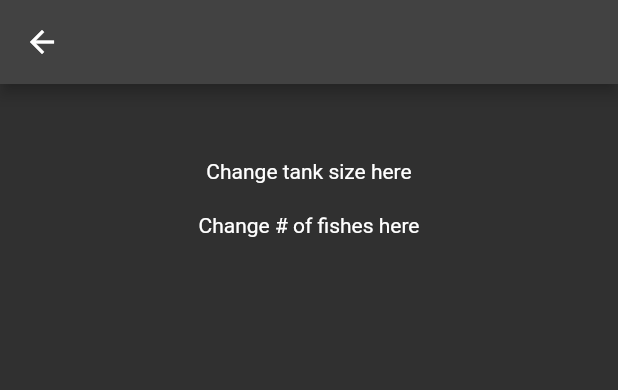
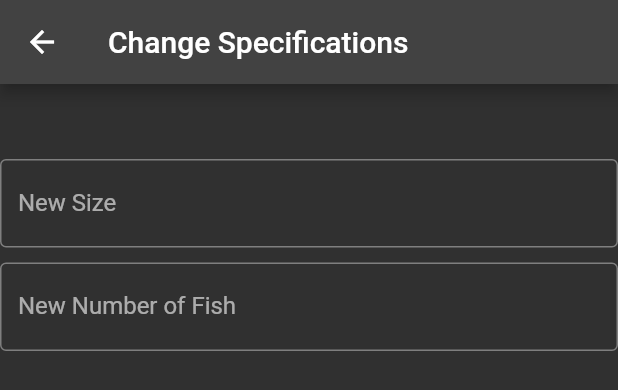
Before and after one commit to minht4/tuneafish, a Flutter app: the SettingsScreen widget shown alone on an empty page, opened directly, after a tap on "Change Tank Specifications", on a phone screen of 412 x 824 dp. Shown: the top 390 px of the screen. Run offline on Flutter 3.47's test engine with Material 2 defaults, Android fonts, the phone set to English and light mode, and no system bars; our stand-ins replace cloud_firestore, firebase_core, get; accounts and stored records are empty.

Commit message:
updated settings & specs

```diff
--- a/lib/views/change_specs.dart
+++ b/lib/views/change_specs.dart
@@ -11,14 +11,26 @@ class _SpecsScreenState extends State<SpecsScreen> {
   @override
   Widget build(BuildContext context) {
     return Scaffold(
-      appBar: AppBar(title: const Text(''),),
+      appBar: AppBar(title: const Text('Change Specifications'),),
       body: Center(
         child: Column(
-          children:  const <Widget>[
+          children: const <Widget>[
             SizedBox(height: 50),
-            Text('Change tank size here'),
-            SizedBox(height: 20),
-            Text('Change # of fishes here'),
+            TextField(
+              obscureText: true,
+              decoration: InputDecoration(
+                border: OutlineInputBorder(),
+                labelText: 'New Size'
+              )
+            ),
+            SizedBox(height: 10),
+            TextField(
+                obscureText: true,
+                decoration: InputDecoration(
+                    border: OutlineInputBorder(),
+                    labelText: 'New Number of Fish'
+                )
+            )
           ],
         ),
       ),
--- a/lib/views/settings.dart
+++ b/lib/views/settings.dart
@@ -1,4 +1,6 @@
 import 'package:flutter/material.dart';
+import 'package:get/get.dart';
+import 'package:getxtest/views/change_specs.dart';
 
 import 'change_specs.dart';
 
@@ -10,24 +12,52 @@ class SettingsScreen extends StatefulWidget {
 }
 
 class _SettingsScreenState extends State<SettingsScreen> {
+  int tankSize = 10;
+  int numFish = 2;
+
   @override
   Widget build(BuildContext context) {
     return Column(
       children: <Widget>[
-        const SizedBox(height: 10),
+        const SizedBox(height: 20),
         const Text(
-          "Settings",
+          'Settings',
           style: TextStyle(
             fontSize: 30,
           ),
         ),
         const SizedBox(height: 20),
+        Padding(
+          padding: const EdgeInsets.fromLTRB(32,0,0,0),
+          child: Row(
+            children: <Widget>[
+              Text(
+                'Tank Size: $tankSize',
+                style: const TextStyle(
+                  fontSize: 20
+                ),
+              )
+            ],
+          ),
+        ),
+        const SizedBox(height: 10),
+        Padding(
+          padding: const EdgeInsets.fromLTRB(32,0,0,0),
+          child: Row(
+            children: <Widget>[
+              Text(
+                'Number of Fish: $numFish',
+                style: const TextStyle(
+                    fontSize: 20
+                ),
+              )
+            ],
+          ),
+        ),
+        const SizedBox(height: 10),
         FloatingActionButton.extended(
             onPressed: () {
-              Navigator.push(
-                  context,
-                  MaterialPageRoute(builder: (context) => const SpecsScreen()),
-              );
+              Get.to(() => const SpecsScreen());
             },
             label: const Text('Change Tank Specifications')
         )
--- a/lib/views/specs.dart
+++ /dev/null
@@ -1,27 +0,0 @@
-import 'package:flutter/material.dart';
-
-class SpecsScreen extends StatefulWidget {
-  const SpecsScreen({Key? key}) : super(key: key);
-
-  @override
-  _SpecsScreenState createState() => _SpecsScreenState();
-}
-
-class _SpecsScreenState extends State<SpecsScreen> {
-  @override
-  Widget build(BuildContext context) {
-    return Scaffold(
-      appBar: AppBar(title: const Text('Change Specifications')),
-      body: Center(
-        child: Column(
-          children:  const <Widget>[
-            SizedBox(height: 50),
-            Text('Change tank size here'),
-            SizedBox(height: 20),
-            Text('Change # of fishes here'),
-          ],
-        ),
-      ),
-    );
-  }
-}
```
